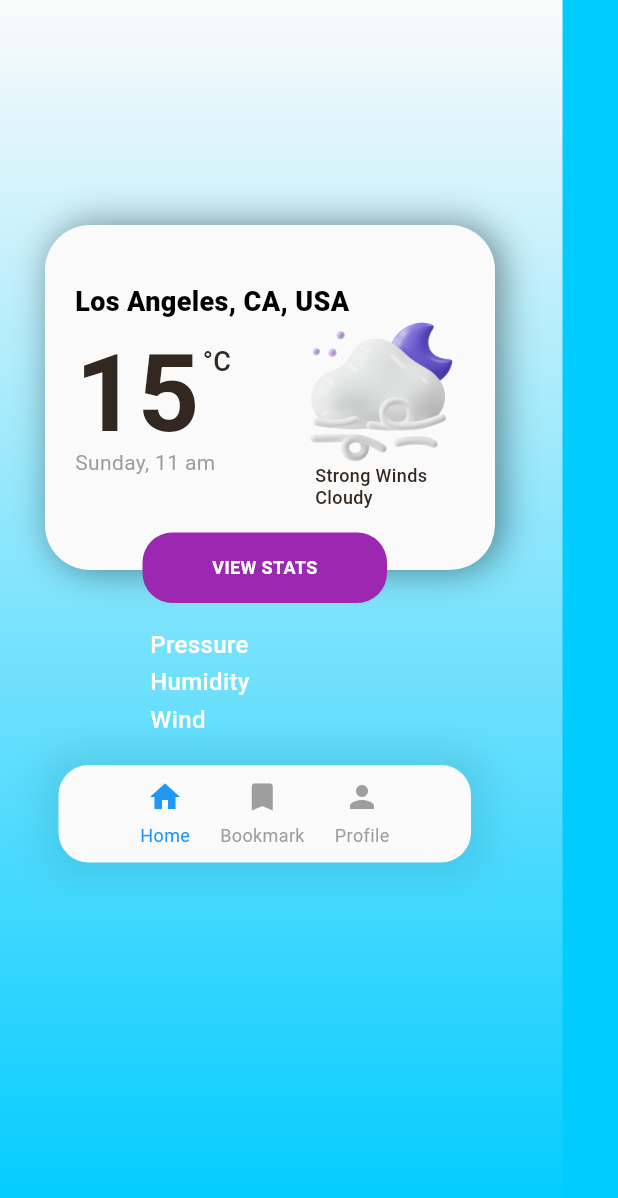
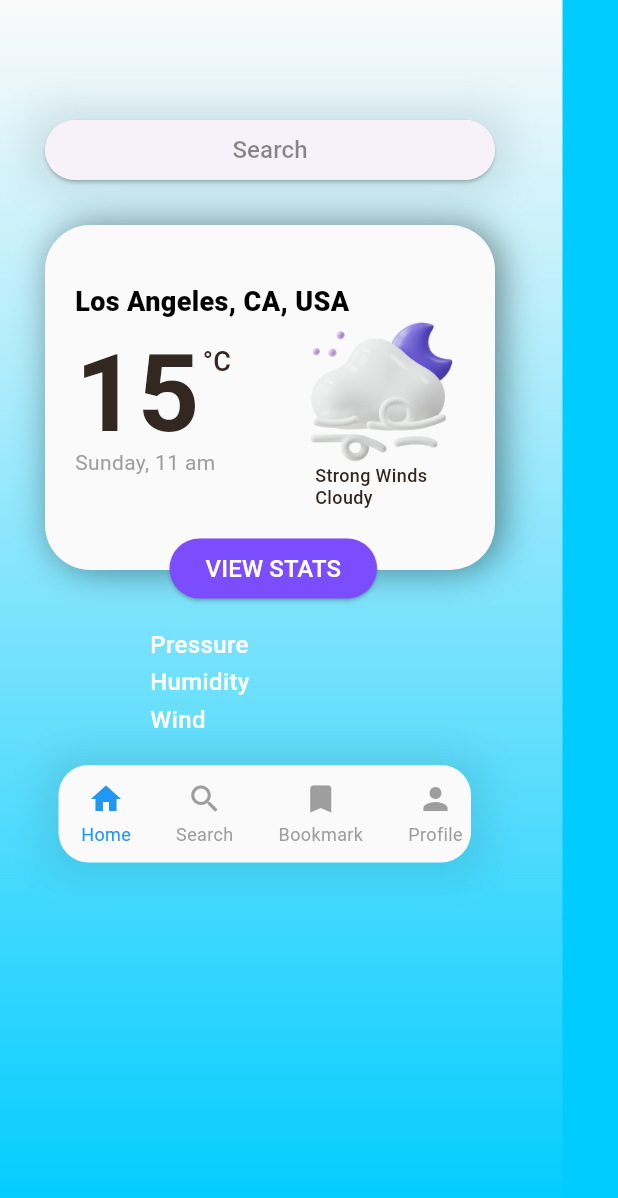
Before and after one commit to KDot2395/CekIn_Mobile, a Flutter app: the Homepage screen opened directly, on a phone screen of 412 x 824 dp. Shown: the top 1198 px of the screen. Run offline on Flutter 3.47's test engine with Material 3 defaults, Android fonts, the phone set to English and light mode, and no system bars; our stand-ins replace flutter_riverpod, get, hexcolor; Roboto replaces fonts that are missing (Poppins).

Commit message:
Update HomePage

```diff
--- a/lib/HomePage/HomePage.dart
+++ b/lib/HomePage/HomePage.dart
@@ -8,10 +8,16 @@ class Homepage extends StatefulWidget {
   State<Homepage> createState() => _HomepageState();
 }
 
-List<IconData> navIcons = [Icons.home, Icons.bookmark, Icons.person];
+List<IconData> navIcons = [
+  Icons.home,
+  Icons.search,
+  Icons.bookmark,
+  Icons.person
+];
 
 List<String> navTitle = [
   "Home",
+  "Search",
   "Bookmark",
   "Profile",
 ];
@@ -31,7 +37,7 @@ class _HomepageState extends State<Homepage> {
   Widget build(BuildContext context) {
     return Scaffold(
       body: Container(
-        decoration: BoxDecoration(color: Color(0xFF00CCFF)),
+        decoration: const BoxDecoration(color: Color(0xFF00CCFF)),
         child: Stack(
           children: [
             Positioned(
@@ -40,7 +46,7 @@ class _HomepageState extends State<Homepage> {
               child: Container(
                 width: 375,
                 height: 812,
-                decoration: BoxDecoration(
+                decoration: const BoxDecoration(
                   gradient: LinearGradient(
                     begin: Alignment(0.00, -1.00),
                     end: Alignment(0, 1),
@@ -59,11 +65,11 @@ class _HomepageState extends State<Homepage> {
                           width: 300,
                           height: 230,
                           decoration: ShapeDecoration(
-                            color: Color(0xFFFAFAFA),
+                            color: const Color(0xFFFAFAFA),
                             shape: RoundedRectangleBorder(
                               borderRadius: BorderRadius.circular(30),
                             ),
-                            shadows: [
+                            shadows: const [
                               BoxShadow(
                                 color: Colors.black45,
                                 blurRadius: 20,
@@ -74,7 +80,7 @@ class _HomepageState extends State<Homepage> {
                           ),
                         ),
                       ),
-                      Positioned(
+                      const Positioned(
                         left: 50,
                         top: 190,
                         child: Text(
@@ -88,7 +94,7 @@ class _HomepageState extends State<Homepage> {
                           ),
                         ),
                       ),
-                      Positioned(
+                      const Positioned(
                         left: 50,
                         top: 220,
                         child: Text(
@@ -102,7 +108,7 @@ class _HomepageState extends State<Homepage> {
                           ),
                         ),
                       ),
-                      Positioned(
+                      const Positioned(
                         left: 135,
                         top: 230,
                         child: Text(
@@ -116,7 +122,7 @@ class _HomepageState extends State<Homepage> {
                           ),
                         ),
                       ),
-                      Positioned(
+                      const Positioned(
                         left: 50,
                         top: 300,
                         child: Text(
@@ -130,7 +136,7 @@ class _HomepageState extends State<Homepage> {
                           ),
                         ),
                       ),
-                      Positioned(
+                      const Positioned(
                         left: 210,
                         top: 310,
                         child: Text(
@@ -144,7 +150,7 @@ class _HomepageState extends State<Homepage> {
                           ),
                         ),
                       ),
-                      Positioned(
+                      const Positioned(
                         left: 210,
                         top: 325,
                         child: Text(
@@ -159,41 +165,25 @@ class _HomepageState extends State<Homepage> {
                         ),
                       ),
                       Positioned(
-                        left: 95,
+                        left: 113,
                         top: 355,
-                        child: Container(
-                          width: 163,
-                          height: 47,
-                          padding: const EdgeInsets.all(10),
-                          decoration: ShapeDecoration(
-                            color: Colors.purple,
-                            shape: RoundedRectangleBorder(
-                              borderRadius: BorderRadius.circular(20),
+                        child: ElevatedButton(
+                          style: ElevatedButton.styleFrom(
+                            backgroundColor: Colors.deepPurpleAccent,
+                          ),
+                          onPressed: () {},
+                          child: const Text(
+                            'VIEW STATS',
+                            style: TextStyle(
+                              fontFamily: 'Poppins',
+                              color: Colors.white,
+                              fontSize: 16,
+                              fontWeight: FontWeight.w500,
                             ),
-                          ),
-                          child: Row(
-                            mainAxisSize: MainAxisSize.min,
-                            mainAxisAlignment: MainAxisAlignment.center,
-                            crossAxisAlignment: CrossAxisAlignment.center,
-                            children: [
-                              SizedBox(
-                                child: Text(
-                                  'VIEW STATS',
-                                  textAlign: TextAlign.center,
-                                  style: TextStyle(
-                                    color: Colors.white,
-                                    fontSize: 12,
-                                    fontFamily: 'Poppins',
-                                    fontWeight: FontWeight.w700,
-                                    height: 0,
-                                  ),
-                                ),
-                              ),
-                            ],
                           ),
                         ),
                       ),
-                      Positioned(
+                      const Positioned(
                         left: 100,
                         top: 420,
                         child: Text(
@@ -207,7 +197,7 @@ class _HomepageState extends State<Homepage> {
                           ),
                         ),
                       ),
-                      Positioned(
+                      const Positioned(
                         left: 100,
                         top: 445,
                         child: Text(
@@ -221,7 +211,7 @@ class _HomepageState extends State<Homepage> {
                           ),
                         ),
                       ),
-                      Positioned(
+                      const Positioned(
                         left: 100,
                         top: 470,
                         child: Text(
@@ -235,10 +225,10 @@ class _HomepageState extends State<Homepage> {
                           ),
                         ),
                       ),
-                      Positioned(
+                      const Positioned(
                         left: 180,
                         top: 180,
-                        child: Container(
+                        child: SizedBox(
                           height: 140,
                           width: 140,
                           child: Image(
@@ -251,6 +241,37 @@ class _HomepageState extends State<Homepage> {
                         left: 15,
                         top: 510,
                         child: _navBar(updateSelectedIndex),
+                      ),
+                      Positioned(
+                        left: 30,
+                        top: 80,
+                        child: Container(
+                          height: 40,
+                          width: 300,
+                          child: Container(
+                            decoration: BoxDecoration(
+                              color: Colors.white,
+                              borderRadius: BorderRadius.circular(20),
+                              boxShadow: [
+                                BoxShadow(
+                                  color: Colors.black.withAlpha(20),
+                                  blurRadius: 20,
+                                  spreadRadius: 10,
+                                ),
+                              ],
+                            ),
+                            child: ElevatedButton(
+                              onPressed: () {},
+                              child: Text(
+                                'Search',
+                                style: TextStyle(
+                                  color: Colors.black45,
+                                  fontSize: 16,
+                                ),
+                              ),
+                            ),
+                          ),
+                        ),
                       ),
                     ],
                   ),
@@ -276,7 +297,7 @@ Widget _navBar(Function(int) onTap) {
         bottom: 24,
       ),
       decoration: BoxDecoration(
-        color: Color(0xFFFAFAFA),
+        color: const Color(0xFFFAFAFA),
         borderRadius: BorderRadius.circular(20),
         boxShadow: [
           BoxShadow(
@@ -300,7 +321,7 @@ Widget _navBar(Function(int) onTap) {
                 onTap(index); // Call the callback function
               },
               child: Container(
-                margin: EdgeInsets.symmetric(horizontal: 10),
+                margin: const EdgeInsets.symmetric(horizontal: 15),
                 child: Column(
                   mainAxisAlignment: MainAxisAlignment.center,
                   children: [
@@ -308,7 +329,7 @@ Widget _navBar(Function(int) onTap) {
                       icon,
                       color: isSelected ? Colors.blue : Colors.grey,
                     ),
-                    SizedBox(height: 5),
+                    const SizedBox(height: 3),
                     Text(
                       navTitle[index],
                       style: TextStyle(
```
